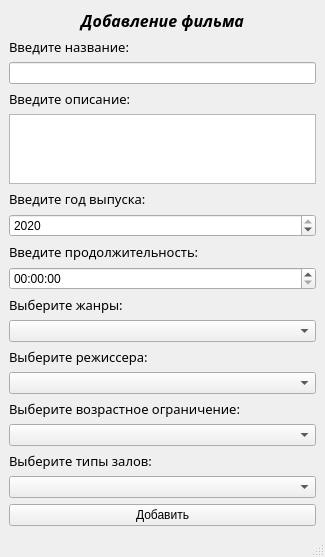
Above: db_cinema_project/ui/add_film.ui from goo-goo-goo-joob/hse_db_course before the change. Below: the same form after it.
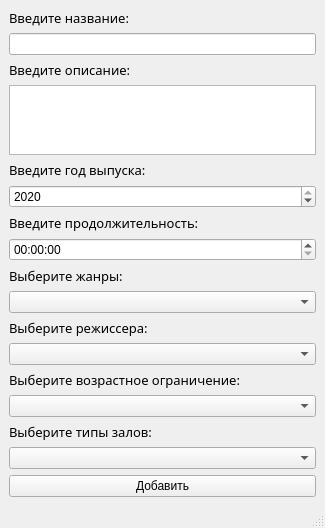
That is the form after the change. Custom widgets are drawn as their Qt base class.

The edit to the form file:
```diff
--- a/db_cinema_project/ui/add_film.ui
+++ b/db_cinema_project/ui/add_film.ui
@@ -15,25 +15,6 @@
   </property>
   <widget class="QWidget" name="centralwidget">
    <layout class="QVBoxLayout" name="verticalLayout">
-    <item>
-     <widget class="QLabel" name="label">
-      <property name="font">
-       <font>
-        <family>Corbel</family>
-        <pointsize>12</pointsize>
-        <weight>75</weight>
-        <italic>true</italic>
-        <bold>true</bold>
-       </font>
-      </property>
-      <property name="text">
-       <string>Добавление фильма</string>
-      </property>
-      <property name="alignment">
-       <set>Qt::AlignCenter</set>
-      </property>
-     </widget>
-    </item>
     <item>
      <widget class="QLabel" name="label_2">
       <property name="font">
```
Left out of the diff: 2 changed lines with no effect on the pictures.
